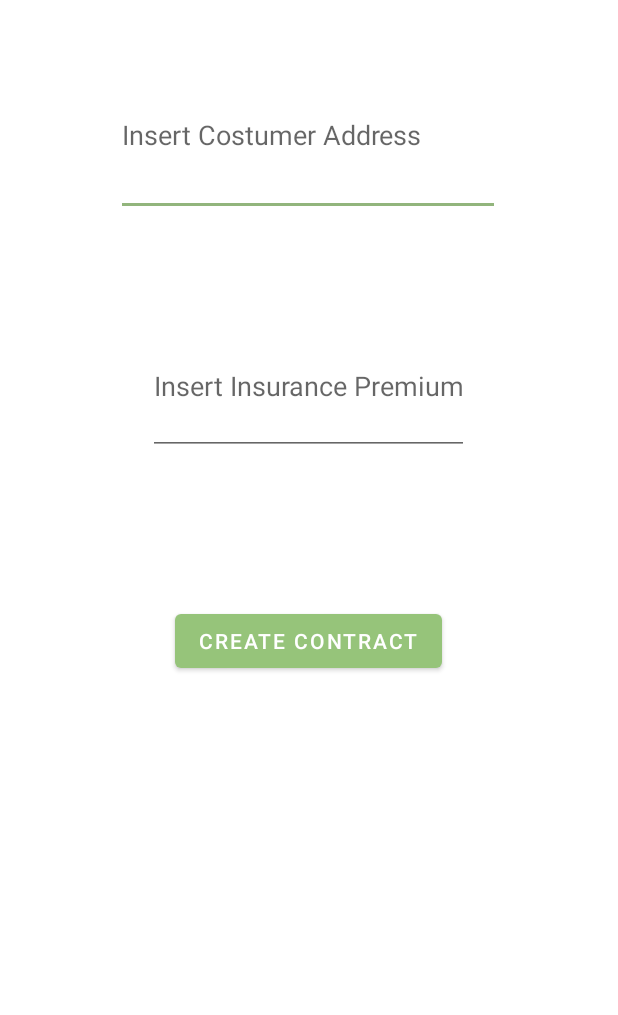
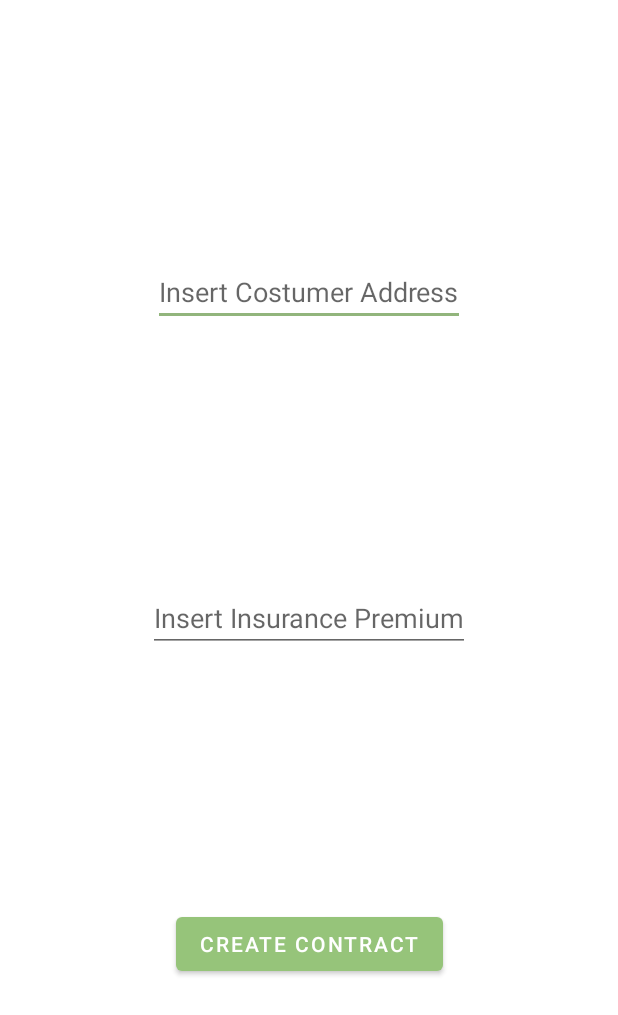
Before and after one commit to G4njalf/tirocinio, an Android app: the fragment ContractCreationFragment shown on its own in the app's theme, on a phone screen of 412 x 824 dp. Shown: the top 1015 px of the screen. Run offline under Robolectric (Android 15) with nearby library versions, the phone set to English and light mode, and no system bars; libraries missing offline, so code that uses them is left out: org.web3j.abi, org.web3j.crypto, org.web3j.protocol, org.web3j.utils.

Commit message:
feat: enhance contract creation and home UI; add total liquidated contracts display and improve layout

```diff
--- a/Dapp/app/src/main/res/layout/fragment_contract_creation.xml
+++ b/Dapp/app/src/main/res/layout/fragment_contract_creation.xml
@@ -8,38 +8,33 @@
 
     <EditText
         android:id="@+id/editTextEnsurer"
-        android:layout_width="256dp"
-        android:layout_height="108dp"
-        android:layout_marginTop="36dp"
-        android:ems="10"
+        android:layout_width="wrap_content"
+        android:layout_height="wrap_content"
         android:hint="Insert Costumer Address"
         android:inputType="text"
+        app:layout_constraintBottom_toTopOf="@+id/editTextPremio"
         app:layout_constraintEnd_toEndOf="parent"
-        app:layout_constraintHorizontal_bias="0.496"
         app:layout_constraintStart_toStartOf="parent"
         app:layout_constraintTop_toTopOf="parent" />
 
     <EditText
         android:id="@+id/editTextPremio"
-        android:layout_width="214dp"
-        android:layout_height="91dp"
-        android:layout_marginTop="68dp"
-        android:ems="10"
+        android:layout_width="wrap_content"
+        android:layout_height="wrap_content"
         android:hint="Insert Insurance Premium"
         android:inputType="number"
+        app:layout_constraintBottom_toBottomOf="parent"
         app:layout_constraintEnd_toEndOf="parent"
-        app:layout_constraintHorizontal_bias="0.497"
         app:layout_constraintStart_toStartOf="parent"
-        app:layout_constraintTop_toBottomOf="@+id/editTextEnsurer" />
+        app:layout_constraintTop_toTopOf="parent" />
 
     <Button
         android:id="@+id/buttonCreateContract"
         android:layout_width="wrap_content"
         android:layout_height="wrap_content"
-        android:layout_marginTop="100dp"
         android:text="Create Contract"
+        app:layout_constraintBottom_toBottomOf="parent"
         app:layout_constraintEnd_toEndOf="parent"
-        app:layout_constraintHorizontal_bias="0.498"
         app:layout_constraintStart_toStartOf="parent"
         app:layout_constraintTop_toBottomOf="@+id/editTextPremio" />
 
@@ -50,8 +45,8 @@
         android:layout_height="wrap_content"
         app:layout_constraintBottom_toBottomOf="parent"
         app:layout_constraintEnd_toEndOf="parent"
-        app:layout_constraintHorizontal_bias="0.5"
         app:layout_constraintStart_toStartOf="parent"
-        app:layout_constraintTop_toBottomOf="@+id/buttonCreateContract" />
+        app:layout_constraintTop_toBottomOf="@+id/buttonCreateContract"
+        app:layout_constraintVertical_bias="0.505" />
 
 </androidx.constraintlayout.widget.ConstraintLayout>
--- a/Dapp/app/src/main/res/layout/nav_header_main.xml
+++ b/Dapp/app/src/main/res/layout/nav_header_main.xml
@@ -3,7 +3,7 @@
     xmlns:app="http://schemas.android.com/apk/res-auto"
     android:layout_width="match_parent"
     android:layout_height="@dimen/nav_header_height"
-    android:background="@drawable/side_nav_bar"
+    android:background="@color/clr_primary_a50"
     android:gravity="bottom"
     android:orientation="vertical"
     android:paddingLeft="@dimen/activity_horizontal_margin"
```
Also changed, not shown: Dapp/app/src/main/java/com/example/myapplication/MainActivity.kt (+5 -3 lines), Dapp/app/src/main/java/com/example/myapplication/ui/home/HomeFragment.kt (+28 -14 lines), Dapp/app/src/main/java/com/example/myapplication/ui/home/HomeViewModel.kt (+20 -2 lines), Dapp/app/src/main/res/layout/app_bar_main.xml (+0 -9 lines), Dapp/app/src/main/res/layout/fragment_home.xml (+34 -24 lines), Dapp/app/src/main/res/menu/main.xml (+2 -7 lines).
